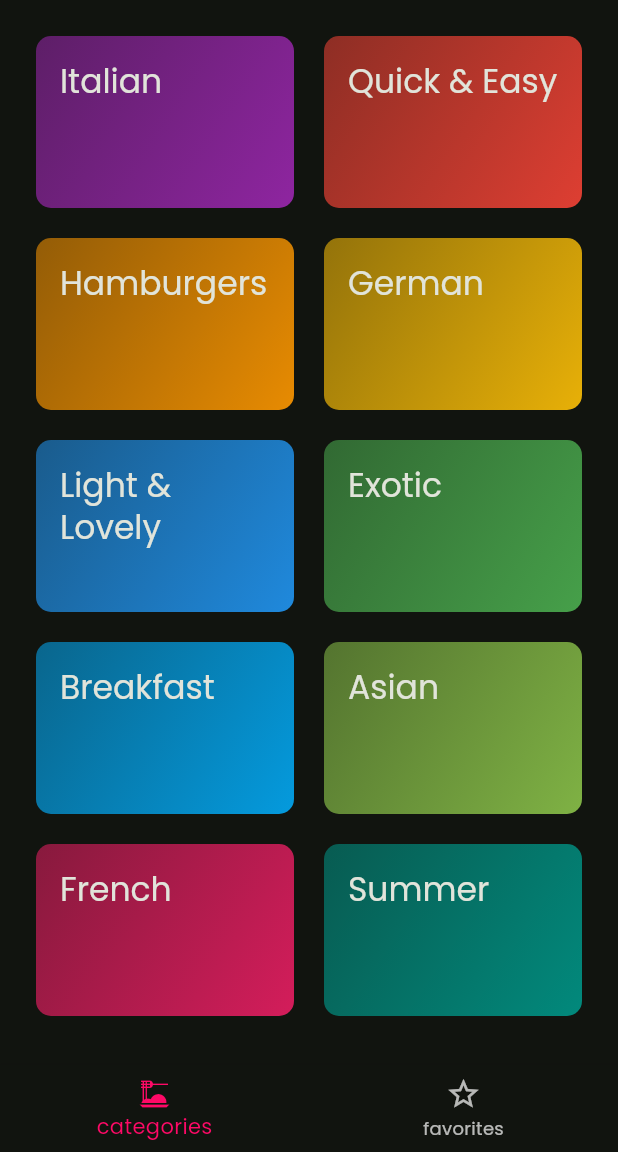
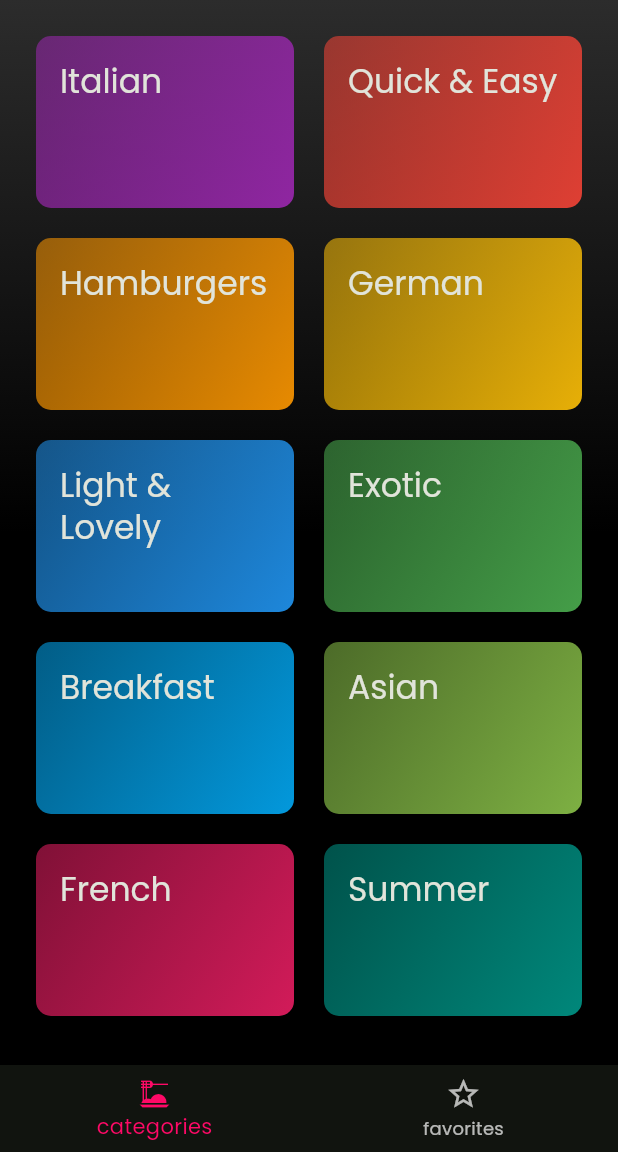
Before and after one commit to simar295/meals_app, a Flutter app: the screen it shows after launch, on a phone screen of 412 x 824 dp, the part 84-1236 px from its top. Run offline on Flutter 3.47's test engine with Material 2 defaults, Android fonts, the phone set to English and light mode, and no system bars; our stand-ins replace google_fonts, transparent_image.

Commit message:
final commit

```diff
--- a/lib/categoryscreen.dart
+++ b/lib/categoryscreen.dart
@@ -7,14 +7,19 @@ import 'package:mealsapp/mealclass.dart';
 import 'package:mealsapp/mealscreen.dart';
 
 class categoryscreen extends StatelessWidget {
-  categoryscreen({super.key, required this.ontogglefavoritescatscreen});
+  categoryscreen(
+      {super.key,
+      required this.ontogglefavoritescatscreen,
+      required this.availablemeals});
 
   final void Function(mealclass getmeals) ontogglefavoritescatscreen;
+
+  final List<mealclass> availablemeals;
 
   void selectedcategory(
       BuildContext context /*for  navigator*/, categoryclass cat) {
     ////////////////////////////////////////////////////////////////////////////
-    final filteredlist = dummyMeals
+    final filteredlist = availablemeals
         .where((element) => element.categories.contains(cat.id))
         .toList();
     //dummymeals waali list me where categories(type) contains categoryclass ki id
@@ -35,7 +40,15 @@ class categoryscreen extends StatelessWidget {
       /*  appBar: AppBar(
         title: Text("pick your meal"),
       ), */
-      body: GridView(
+      backgroundColor: Color.fromARGB(255, 0, 0, 0),
+      body: Container(
+        decoration: BoxDecoration(
+            gradient: const LinearGradient(colors: [
+          Color.fromARGB(255, 0, 0, 0),
+          Color.fromARGB(255, 0, 0, 0),
+          Color.fromARGB(255, 44, 44, 44)
+        ], begin: Alignment.bottomCenter, end: Alignment.topCenter)),
+        child: GridView(
           padding: EdgeInsets.all(24),
           gridDelegate: const SliverGridDelegateWithFixedCrossAxisCount(
             crossAxisCount: 2,
@@ -54,6 +67,7 @@ class categoryscreen extends StatelessWidget {
             /*    availableCategories.map((category) => categorygrid(category: category)).toList() */
           ],
         ),
+      ),
     );
   }
 }
--- a/lib/mealwidget.dart
+++ b/lib/mealwidget.dart
@@ -41,7 +41,7 @@ class mealwidget extends StatelessWidget {
               left: 0,
               right: 0,
               child: Container(
-                color: Colors.black,
+                color: Color.fromARGB(255, 0, 0, 0),
                 child: Column(
                   children: [
                     Text(
@@ -56,7 +56,7 @@ class mealwidget extends StatelessWidget {
                           fontSize: 20,
                           fontWeight: FontWeight.bold),
                     ),
-                   const SizedBox(
+                    const SizedBox(
                       height: 12,
                     ),
                     Row(
--- a/lib/tab.dart
+++ b/lib/tab.dart
@@ -2,9 +2,17 @@ import 'package:flutter/material.dart';
 import 'package:flutter/widgets.dart';
 import 'package:mealsapp/categoryscreen.dart';
 import 'package:mealsapp/drawerwidget.dart';
+import 'package:mealsapp/dummy_data.dart';
 import 'package:mealsapp/filterscreen.dart';
 import 'package:mealsapp/mealclass.dart';
 import 'package:mealsapp/mealscreen.dart';
+
+const initalfilters = {
+  filters.glutenfree: false,
+  filters.lactosfree: false,
+  filters.vegetarian: false,
+  filters.nonvegetarian: false,
+};
 
 class tab extends StatefulWidget {
   @override
@@ -51,19 +59,50 @@ class tabstate extends State<tab> {
 
 /////////////////////////////////////////////////
 
-  void setscreen(String identifier) {
+  void setscreen(String identifier) async {
     Navigator.of(context).pop();
     if (identifier == "filters") {
-      Navigator.of(context).push /*pushreplacement*/ (
-          MaterialPageRoute(builder: (ctx) => filterscreen()));
-    } /* else {
+      final result = await Navigator.of(context)
+          .push<Map<filters, bool>> /*pushreplacement*/ (
+        MaterialPageRoute(
+            builder: (ctx) => filterscreen(
+                  currentfilters: selectedfilters,
+                )),
+      ); /* else {
       Navigator.of(context).pop();
     } */
+      setState(() {
+        selectedfilters = result ?? initalfilters;
+      });
+    }
   }
+/////////////////////////////////////////////////////////////
+
+  Map<filters, bool> selectedfilters = initalfilters;
+
+////////////////////////////////////////////////////////////
 
   Widget build(BuildContext context) {
+    final availablefilters = dummyMeals.where((element) {
+      if (selectedfilters[filters.glutenfree]! &&
+          !element.isGlutenFree /*pre "!"check is it is not true*/) {
+        return false;
+      }
+      if (selectedfilters[filters.lactosfree]! && !element.isLactoseFree) {
+        return false;
+      }
+      if (selectedfilters[filters.vegetarian]! && !element.isVegetarian) {
+        return false;
+      }
+      if (selectedfilters[filters.nonvegetarian]! && !element.isVegan) {
+        return false;
+      }
+      return true;
+    }).toList();
+
     Widget activescreen = categoryscreen(
       ontogglefavoritescatscreen: togglemealfavorite,
+      availablemeals: availablefilters,
     );
     var activetitle = "categories";
     if (selectedpageindex == 1) {
```
Also changed, not shown: lib/filterscreen.dart (+36 -5 lines). Lines whose indentation alone changed are shown as unchanged.
